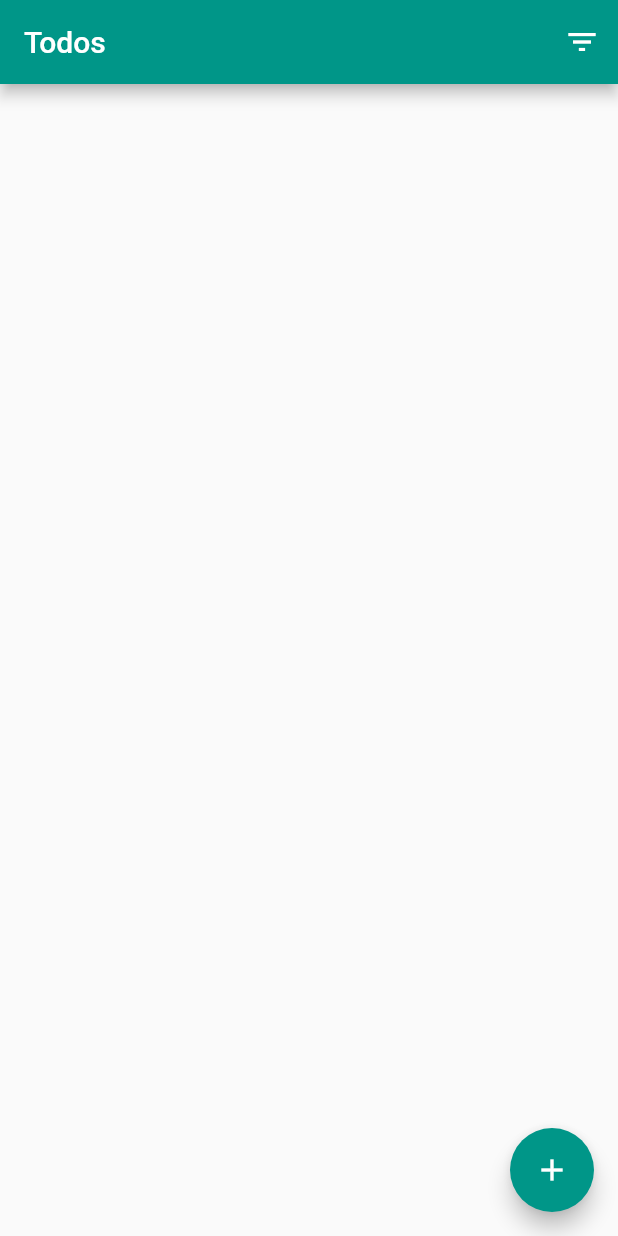
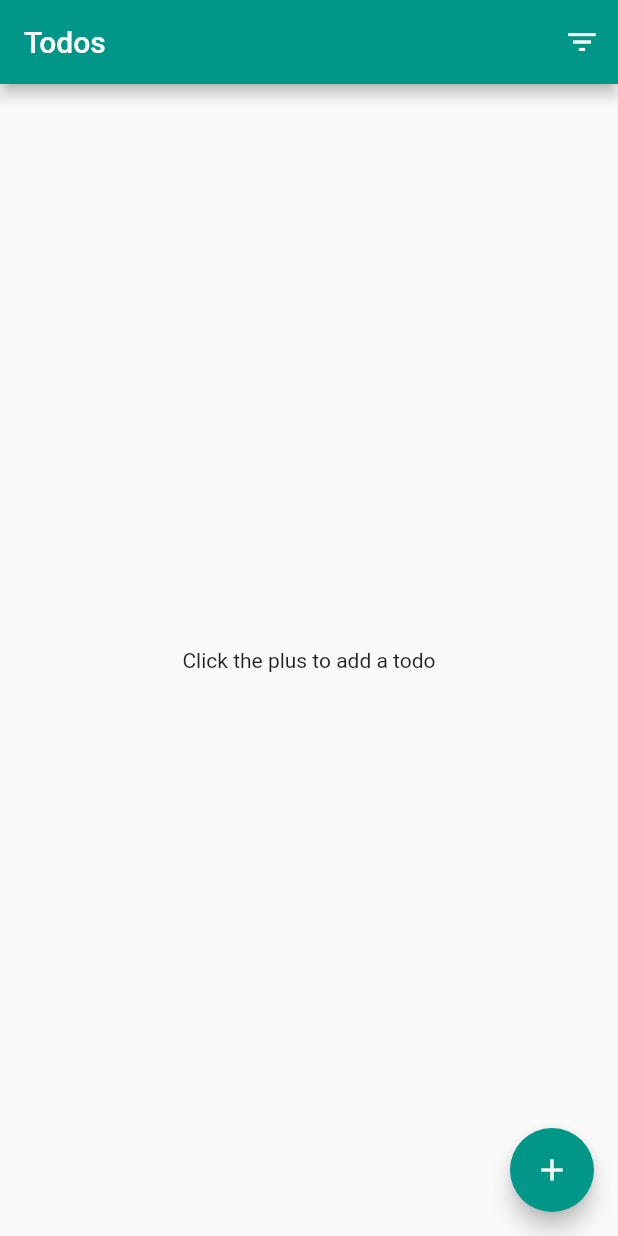
Before and after one commit to ocalvet/flutter_todo, a Flutter app: the screen it shows after launch, after a tap on the "filter list" icon, on a phone screen of 412 x 824 dp. Run offline on Flutter 3.47's test engine with Material 2 defaults, Android fonts, the phone set to English and light mode, and no system bars; our stand-ins replace rxdart.

Commit message:
Finish BLoC implementation

```diff
--- a/lib/add_todo_page.dart
+++ b/lib/add_todo_page.dart
@@ -1,7 +1,4 @@
 import 'package:flutter/material.dart';
-import 'package:flutter_redux/flutter_redux.dart';
-import 'package:flutter_todo/redux/todos_state.dart';
-import 'package:flutter_todo/redux/todos_actions.dart';
 import 'package:flutter_todo/todos_bloc.dart';
 
 class AddTodoPage extends StatefulWidget {
--- a/lib/main.dart
+++ b/lib/main.dart
@@ -1,19 +1,6 @@
 import 'package:flutter/material.dart';
-import 'package:flutter_todo/redux/todos_state.dart';
 import 'package:flutter_todo/todo_app.dart';
-import 'package:flutter_todo/redux/todos_reducer.dart';
-import 'package:flutter_redux/flutter_redux.dart';
-import 'package:redux/redux.dart';
 
 void main() {
-  final store = Store<TodosAppState>(
-    todosReducer,
-    initialState: TodosAppState(allTodos: [], showCompleted: true)
-  );
-  runApp(
-    StoreProvider(
-      store: store,
-      child: TodoApp(),
-    )
-  );
+  runApp(TodoApp());
 }
--- a/lib/todos_bloc.dart
+++ b/lib/todos_bloc.dart
@@ -8,18 +8,26 @@ class TodosBloc {
     _todosSubject.stream,
     _showCompleted.stream,
     (List<Todo> todos, bool showCompleted) {
-      return showCompleted ? todos : todos.where((todo) => !todo.completed);
+      print('getting... todos ${todos.length} - $showCompleted');
+      List<Todo> alltodos = showCompleted ? todos : todos.where((todo) => !todo.completed).toList();
+      return alltodos;
     });
   Observable<bool> get showCompleted$ => _showCompleted.stream;
 
   addTodo(title, description) async {
-    var todos = await this._todosSubject.last;
+    print('adding todo $title');
+    var todos = await this._todosSubject.first;
     List<Todo> newListTodos = List.from(todos)..add(Todo(title, description, false));
     _todosSubject.sink.add(newListTodos);
   }
 
+  filterTodos() async {
+    var showCompleted = await this._showCompleted.first;
+    _showCompleted.sink.add(!showCompleted);
+  }
+
   markTodo(Todo todo) async {
-    var todos = await this._todosSubject.last;
+    var todos = await this._todosSubject.first;
     var oldTodo = todos.firstWhere((t) => t.title == todo.title);
     var oldTodoIdx = todos.indexOf(oldTodo);
     todos[oldTodoIdx] = Todo(oldTodo.title, oldTodo.description, !oldTodo.completed);
@@ -28,6 +36,7 @@ class TodosBloc {
   }
 
   dispose() {
+    print('disposing');
     _todosSubject.close();
     _showCompleted.close();
   }
--- a/lib/todos_page.dart
+++ b/lib/todos_page.dart
@@ -1,7 +1,4 @@
 import 'package:flutter/material.dart';
-import 'package:flutter_redux/flutter_redux.dart';
-import 'package:flutter_todo/redux/todos_state.dart';
-import 'package:flutter_todo/redux/todos_actions.dart';
 import 'package:flutter_todo/todo.dart';
 import 'package:flutter_todo/todos_bloc.dart';
 
@@ -12,23 +9,21 @@ class TodosPage extends StatelessWidget {
       appBar: AppBar(
         title: Text('Todos'),
         actions: <Widget>[
-          StreamBuilder(
-            stream: todosBloc.todos$,
-            builder: (context, snapshot) {
-              return IconButton(
-                  icon: Icon(Icons.filter_list),
-                  onPressed: () {});
-            })
+          IconButton(
+              icon: Icon(Icons.filter_list), onPressed: todosBloc.filterTodos),
         ],
       ),
       body: StreamBuilder(
         stream: todosBloc.todos$,
-        builder: (context, AsyncSnapshot<List<Todo>> snapshot) => snapshot.hasData ? ListView(
+        builder: (context, AsyncSnapshot<List<Todo>> snapshot) => snapshot
+                .hasData && snapshot.data.length > 0
+            ? ListView(
                 children: snapshot.data
                     .map((todo) => ListTile(
                           leading: Checkbox(
                             value: todo.completed,
-                            onChanged: todosBloc.markTodo(todo)),
+                            onChanged: (val) => todosBloc.markTodo(todo),
+                          ),
                           title: Text(todo.title,
                               style: todo.completed
                                   ? TextStyle(
@@ -41,7 +36,8 @@ class TodosPage extends StatelessWidget {
                                   : null),
                         ))
                     .toList(),
-            ) : Container(),
+              )
+            : Center(child: Text('Click the plus to add a todo'),),
       ),
       floatingActionButton: FloatingActionButton(
         onPressed: () {
@@ -53,9 +49,3 @@ class TodosPage extends StatelessWidget {
     );
   }
 }
-
-class TodosPageViewModel {
-  final List<Todo> todos;
-  final Function markComplete;
-  TodosPageViewModel({this.todos, this.markComplete});
-}
```
Also changed, not shown: lib/redux/todos_actions.dart (deleted, +0 -14 lines), lib/redux/todos_reducer.dart (deleted, +0 -32 lines), lib/redux/todos_state.dart (deleted, +0 -11 lines). Lines whose indentation alone changed are shown as unchanged.
